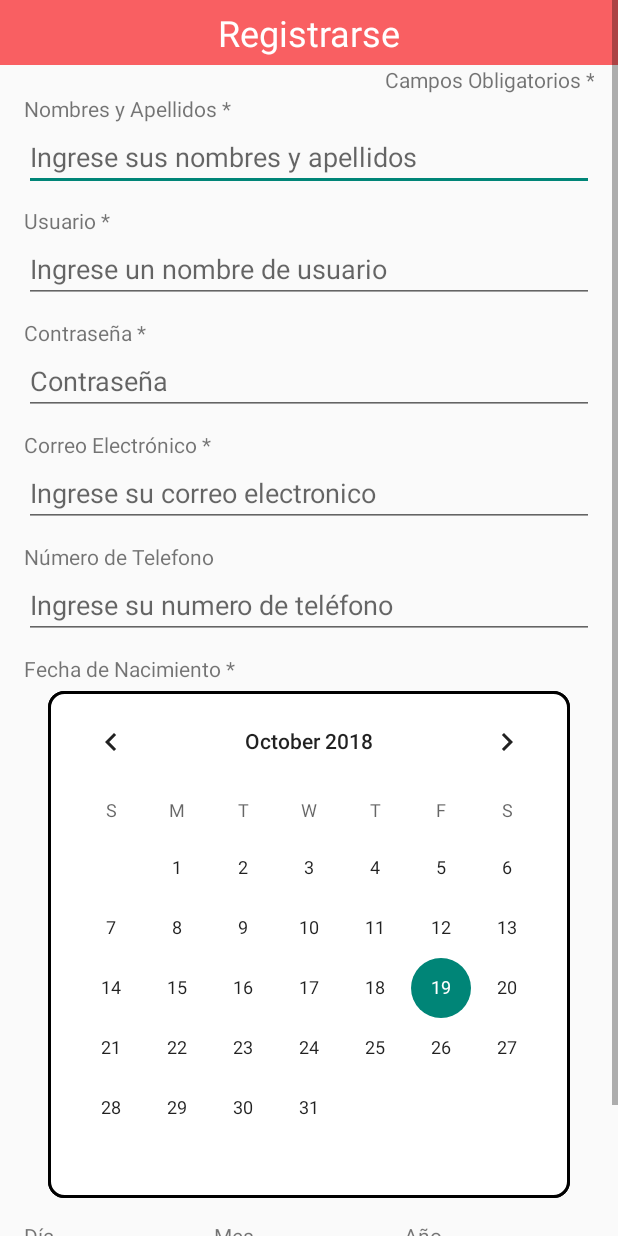
After one commit to Willov1993/AppRadio-Android, an Android app: the RegisterActivity screen opened directly, with no data from a screen before it, on a phone screen of 412 x 824 dp. The commit adds this screen. Run offline under Robolectric (Android 15) with nearby library versions, the light colour scheme and no system bars.

Commit message:
Modificacion de registro

```diff
--- a/app/src/main/java/com/innovasystem/appradio/Activities/LoginActivity.java
+++ b/app/src/main/java/com/innovasystem/appradio/Activities/LoginActivity.java
@@ -93,12 +93,14 @@ public class LoginActivity extends AppCompatActivity {
         System.out.println("Token encriptado:"+tokenEncrypted);
         if(!tokenEncrypted.equals("default")){
             token = Utils.decrypt(tokenEncrypted);
+            Toast.makeText(this,
+                    token, Toast.LENGTH_LONG).show();
+            entrarHome();
         }else{
             token="";
         }
 
-        Toast.makeText(this,
-                token, Toast.LENGTH_LONG).show();
+
         //Valida si ya tiene token de fb
         /*
         if(AccessToken.getCurrentAccessToken() != null){
@@ -149,7 +151,16 @@ public class LoginActivity extends AppCompatActivity {
             }
         });
 
+        Button btn_register = (Button) findViewById(R.id.btn_register);
 
+
+        btn_register.setOnClickListener(new OnClickListener() {
+            @Override
+            public void onClick(View view) {
+                Intent i = new Intent(LoginActivity.this,RegisterActivity.class);
+                startActivity(i);
+            }
+        });
 
 
 
@@ -273,6 +284,8 @@ public class LoginActivity extends AppCompatActivity {
         if (Build.VERSION.SDK_INT >= Build.VERSION_CODES.HONEYCOMB_MR2) {
             int shortAnimTime = getResources().getInteger(android.R.integer.config_shortAnimTime);
             mLoadingView.setVisibility(show ? View.VISIBLE : View.GONE);
+
+
             mLoginFormView.setVisibility(show ? View.GONE : View.VISIBLE);
             mLoginFormView.animate().setDuration(shortAnimTime).alpha(
                     show ? 0 : 1).setListener(new AnimatorListenerAdapter() {
@@ -385,4 +398,9 @@ public class LoginActivity extends AppCompatActivity {
             e.printStackTrace();
         }
     }
+    public void entrarHome(){
+        Intent i = new Intent(LoginActivity.this,HomeActivity.class);
+        startActivity(i);
+        finish();
+    }
 }
--- /dev/null
+++ b/app/src/main/java/com/innovasystem/appradio/Activities/RegisterActivity.java
@@ -0,0 +1,15 @@
+package com.innovasystem.appradio.Activities;
+
+import android.support.v7.app.AppCompatActivity;
+import android.os.Bundle;
+
+import com.innovasystem.appradio.R;
+
+public class RegisterActivity extends AppCompatActivity {
+
+    @Override
+    protected void onCreate(Bundle savedInstanceState) {
+        super.onCreate(savedInstanceState);
+        setContentView(R.layout.activity_register);
+    }
+}
--- /dev/null
+++ b/app/src/main/res/drawable/bg_calendar.xml
@@ -0,0 +1,17 @@
+<?xml version="1.0" encoding="utf-8"?>
+<shape xmlns:android="http://schemas.android.com/apk/res/android">
+
+
+    <corners
+        android:radius="10dp"
+    />
+    <solid
+        android:color="#FFFFFF"
+
+        />
+
+    <stroke
+        android:color="#000000"
+        android:width="2dp"
+        />
+</shape>
--- a/app/src/main/res/layout/activity_login.xml
+++ b/app/src/main/res/layout/activity_login.xml
@@ -8,7 +8,6 @@
     android:orientation="vertical"
     android:paddingBottom="@dimen/activity_vertical_margin"
     android:paddingLeft="@dimen/activity_horizontal_margin"
-    android:paddingRight="@dimen/activity_horizontal_margin"
     android:paddingTop="@dimen/activity_vertical_margin"
     tools:context=".Activities.LoginActivity">
 
@@ -52,7 +51,8 @@
                 android:id="@+id/email_login_form"
                 android:layout_width="match_parent"
                 android:layout_height="wrap_content"
-                android:orientation="vertical">
+                android:orientation="vertical"
+                android:paddingRight="@dimen/activity_horizontal_margin">
 
                 <ImageView
                     android:id="@+id/imageViewPortada"
@@ -140,13 +140,28 @@
                     android:text="@string/text_log_Google"
                     android:textColor="@android:color/background_light" />
 
-                <TextView
-                    android:id="@+id/textView2"
+                <LinearLayout
                     android:layout_width="match_parent"
-                    android:layout_height="wrap_content"
-                    android:layout_marginTop="10dp"
-                    android:gravity="center"
-                    android:text="@string/text_register" />
+                    android:layout_height="match_parent"
+                    android:layout_weight="1"
+                    android:orientation="horizontal">
+
+                    <Button
+                        android:id="@+id/button3"
+                        android:layout_width="wrap_content"
+                        android:layout_height="wrap_content"
+                        android:layout_weight="1"
+                        android:background="@null"
+                        android:text="@string/text_register" />
+
+                    <Button
+                        android:id="@+id/btn_register"
+                        android:layout_width="wrap_content"
+                        android:layout_height="wrap_content"
+                        android:layout_weight="1"
+                        android:background="@null"
+                        android:text="@string/text_register_here" />
+                </LinearLayout>
 
             </LinearLayout>
         </ScrollView>
--- /dev/null
+++ b/app/src/main/res/layout/activity_register.xml
@@ -0,0 +1,231 @@
+<?xml version="1.0" encoding="utf-8"?>
+<RelativeLayout xmlns:android="http://schemas.android.com/apk/res/android"
+    xmlns:app="http://schemas.android.com/apk/res-auto"
+    xmlns:tools="http://schemas.android.com/tools"
+    android:layout_width="match_parent"
+    android:layout_height="match_parent"
+    tools:context=".Activities.RegisterActivity">
+
+    <ScrollView
+        android:layout_width="match_parent"
+        android:layout_height="match_parent">
+
+        <LinearLayout
+            android:layout_width="match_parent"
+            android:layout_height="wrap_content"
+            android:layout_marginLeft="0dp"
+            android:layout_marginRight="0dp"
+            android:orientation="vertical">
+
+            <TextView
+                android:id="@+id/textView2"
+                android:layout_width="match_parent"
+                android:layout_height="wrap_content"
+                android:background="@color/appColorTheme"
+                android:gravity="center"
+                android:padding="5dp"
+                android:text="@string/title_activity_register"
+                android:textColor="@android:color/background_light"
+                android:textSize="24sp" />
+
+            <TextView
+                android:id="@+id/textView4"
+                android:layout_width="match_parent"
+                android:layout_height="wrap_content"
+                android:layout_marginLeft="16dp"
+                android:layout_marginRight="16dp"
+                android:gravity="end"
+                android:text="@string/text_obligatory_fields" />
+
+            <TextView
+                android:id="@+id/textView5"
+                android:layout_width="match_parent"
+                android:layout_height="wrap_content"
+                android:layout_marginLeft="16dp"
+                android:layout_marginRight="16dp"
+                android:text="@string/text_names_lastname" />
+
+            <EditText
+                android:id="@+id/editText_name"
+                android:layout_width="match_parent"
+                android:layout_height="wrap_content"
+                android:layout_marginLeft="16dp"
+                android:layout_marginRight="16dp"
+                android:ems="10"
+                android:hint="@string/hint_names_lastnames"
+                android:inputType="textPersonName" />
+
+            <TextView
+                android:id="@+id/textView6"
+                android:layout_width="match_parent"
+                android:layout_height="wrap_content"
+                android:layout_marginLeft="16dp"
+                android:layout_marginRight="16dp"
+                android:layout_marginTop="10dp"
+                android:text="@string/text_user" />
+
+            <EditText
+                android:id="@+id/editText_username"
+                android:layout_width="match_parent"
+                android:layout_height="wrap_content"
+                android:layout_marginLeft="16dp"
+                android:layout_marginRight="16dp"
+                android:ems="10"
+                android:hint="@string/hint_user"
+                android:inputType="textPersonName" />
+
+            <TextView
+                android:id="@+id/textView13"
+                android:layout_width="match_parent"
+                android:layout_height="wrap_content"
+                android:layout_marginLeft="16dp"
+                android:layout_marginRight="16dp"
+                android:layout_marginTop="10dp"
+                android:text="@string/text_password" />
+
+            <EditText
+                android:id="@+id/editText_password"
+                android:layout_width="match_parent"
+                android:layout_height="wrap_content"
+                android:layout_marginLeft="16dp"
+                android:layout_marginRight="16dp"
+                android:ems="10"
+                android:hint="@string/hint_password"
+                android:inputType="textPassword" />
+
+            <TextView
+                android:id="@+id/textView7"
+                android:layout_width="match_parent"
+                android:layout_height="wrap_content"
+                android:layout_marginLeft="16dp"
+                android:layout_marginRight="16dp"
+                android:layout_marginTop="10dp"
+                android:text="@string/text_mail" />
+
+            <EditText
+                android:id="@+id/editText_mail"
+                android:layout_width="match_parent"
+                android:layout_height="wrap_content"
+                android:layout_marginLeft="16dp"
+                android:layout_marginRight="16dp"
+                android:ems="10"
+                android:hint="@string/hint_mail"
+                android:inputType="textEmailAddress" />
+
+            <TextView
+                android:id="@+id/textView8"
+                android:layout_width="match_parent"
+                android:layout_height="wrap_content"
+                android:layout_marginLeft="16dp"
+                android:layout_marginRight="16dp"
+                android:layout_marginTop="10dp"
+                android:text="@string/text_number" />
+
+            <EditText
+                android:id="@+id/editText_phone"
+                android:layout_width="match_parent"
+                android:layout_height="wrap_content"
+                android:layout_marginLeft="16dp"
+                android:layout_marginRight="16dp"
+                android:ems="10"
+                android:hint="@string/hint_phone_number"
+                android:inputType="phone" />
+
+            <TextView
+                android:id="@+id/textView9"
+                android:layout_width="match_parent"
+                android:layout_height="wrap_content"
+                android:layout_marginLeft="16dp"
+                android:layout_marginRight="16dp"
+                android:layout_marginTop="10dp"
+                android:text="@string/text_birthday" />
+
+            <CalendarView
+                android:id="@+id/calendarView"
+                android:layout_width="wrap_content"
+                android:layout_height="wrap_content"
+                android:layout_gravity="center"
+                android:layout_margin="5dp"
+                android:background="@drawable/bg_calendar" />
+
+            <LinearLayout
+                android:layout_width="match_parent"
+                android:layout_height="wrap_content"
+                android:layout_marginLeft="16dp"
+                android:layout_marginRight="16dp"
+                android:layout_marginTop="10dp"
+                android:orientation="horizontal">
+
+                <LinearLayout
+                    android:layout_width="match_parent"
+                    android:layout_height="match_parent"
+                    android:layout_weight="1"
+                    android:orientation="vertical">
+
+                    <TextView
+                        android:id="@+id/textView10"
+                        android:layout_width="match_parent"
+                        android:layout_height="wrap_content"
+                        android:text="@string/text_day" />
+
+                    <Spinner
+                        android:id="@+id/spinner_day"
+                        android:layout_width="match_parent"
+                        android:layout_height="wrap_content"
+                        android:entries="@array/array_days" />
+                </LinearLayout>
+
+                <LinearLayout
+                    android:layout_width="match_parent"
+                    android:layout_height="match_parent"
+                    android:layout_weight="1"
+                    android:orientation="vertical">
+
+                    <TextView
+                        android:id="@+id/textView11"
+                        android:layout_width="match_parent"
+                        android:layout_height="wrap_content"
+                        android:text="@string/text_month" />
+
+                    <Spinner
+                        android:id="@+id/spinner_month"
+                        android:layout_width="match_parent"
+                        android:layout_height="wrap_content"
+                        android:entries="@array/array_months" />
+                </LinearLayout>
+
+                <LinearLayout
+                    android:layout_width="match_parent"
+                    android:layout_height="match_parent"
+                    android:layout_weight="1"
+                    android:orientation="vertical">
+
+                    <TextView
+                        android:id="@+id/textView12"
+                        android:layout_width="match_parent"
+                        android:layout_height="wrap_content"
+                        android:text="@string/text_year" />
+
+                    <Spinner
+                        android:id="@+id/spinner_year"
+                        android:layout_width="match_parent"
+                        android:layout_height="wrap_content"
+                        android:entries="@array/array_years" />
+                </LinearLayout>
+            </LinearLayout>
+
+            <Button
+                android:id="@+id/btn_registrarse"
+                android:layout_width="match_parent"
+                android:layout_height="wrap_content"
+                android:layout_marginLeft="16dp"
+                android:layout_marginRight="16dp"
+                android:layout_marginTop="16dp"
+                android:background="@color/appColorTheme"
+                android:text="@string/text_register_btn"
+                android:textColor="@android:color/background_light" />
+
+        </LinearLayout>
+    </ScrollView>
+
+</RelativeLayout>
--- a/app/src/main/res/values/strings.xml
+++ b/app/src/main/res/values/strings.xml
@@ -15,6 +15,7 @@
     </string>
 
     <string name="title_activity_home">HomeActivity</string>
+    <string name="title_activity_register">Registrarse</string>
 
     <!--STRINGS PARA LOS LABELS DEL NAVEGATION MENU -->
     <string name="title_home">Inicio</string>
@@ -37,7 +38,8 @@
     <string name="text_log_fb">INICIA CON FACEBOOK</string>
     <string name="text_log_tw">INICIA CON TWITTER</string>
     <string name="text_log_Google">INICIA CON GOOGLE</string>
-    <string name="text_register">No tienes cuenta? Regístrate Aquí</string>
+    <string name="text_register">No tienes cuenta?</string>
+    <string name="text_register_here"><u>Registrate aqui</u></string>
     <string name="hint_username">Usuario</string>
     <string name="hint_password">Contraseña</string>
     <string name="text_loading">Cargando....</string>
@@ -45,4 +47,137 @@
     <!--STRING PARA API DE LOGIN DE FB-->
     <string name="facebook_app_id">766740600384378</string>
     <string name="fb_login_protocol_scheme">fb766740600384378</string>
+
+
+    <!--STRING PARA VENTANA DE REGISTRO-->
+    <string name="text_obligatory_fields">Campos Obligatorios *</string>
+    <string name="text_names_lastname">Nombres y Apellidos *</string>
+    <string name="text_user">Usuario *</string>
+    <string name="text_password">Contraseña *</string>
+    <string name="text_mail">Correo Electrónico *</string>
+    <string name="text_number">Número de Telefono</string>
+    <string name="text_birthday">Fecha de Nacimiento *</string>
+    <string name="text_register_btn">Regístrarse</string>
+    <string name="text_day">Día</string>
+    <string name="text_month">Mes</string>
+    <string name="text_year">Año</string>
+
+
+    <string name="hint_names_lastnames">Ingrese sus nombres y apellidos</string>
+    <string name="hint_user">Ingrese un nombre de usuario</string>
+    <string name="hint_mail">Ingrese su correo electronico</string>
+    <string name="hint_password_register">Contraseña</string>
+    <string name="hint_phone_number">Ingrese su numero de teléfono</string>
+
+
+    <string-array name="array_days">
+        <item>1</item>
+        <item>2</item>
+        <item>3</item>
+        <item>4</item>
+        <item>5</item>
+        <item>6</item>
+        <item>7</item>
+        <item>8</item>
+        <item>9</item>
+        <item>10</item>
+        <item>11</item>
+        <item>12</item>
+        <item>13</item>
+        <item>14</item>
+        <item>15</item>
+        <item>16</item>
+        <item>17</item>
+        <item>18</item>
+        <item>19</item>
+        <item>20</item>
+        <item>21</item>
+        <item>22</item>
+        <item>23</item>
+        <item>24</item>
+        <item>25</item>
+        <item>26</item>
+        <item>27</item>
+        <item>28</item>
+        <item>29</item>
+        <item>30</item>
+        <item>31</item>
+    </string-array>
+    <string-array name="array_months">
+        <item>1</item>
+        <item>2</item>
+        <item>3</item>
+        <item>4</item>
+        <item>5</item>
+        <item>6</item>
+        <item>7</item>
+        <item>8</item>
+        <item>9</item>
+        <item>10</item>
+        <item>11</item>
+        <item>12</item>
+    </string-array>
+    <string-array name="array_years">
+        <item>1960</item>
+        <item>1961</item>
+        <item>1962</item>
+        <item>1963</item>
+        <item>1964</item>
+        <item>1965</item>
+        <item>1966</item>
+        <item>1967</item>
+        <item>1968</item>
+        <item>1969</item>
+        <item>1970</item>
+        <item>1971</item>
+        <item>1972</item>
+        <item>1973</item>
+        <item>1974</item>
+        <item>1975</item>
+        <item>1976</item>
+        <item>1977</item>
+        <item>1978</item>
+        <item>1979</item>
+        <item>1980</item>
+        <item>1981</item>
+        <item>1982</item>
+        <item>1983</item>
+        <item>1984</item>
+        <item>1985</item>
+        <item>1986</item>
+        <item>1987</item>
+        <item>1988</item>
+        <item>1989</item>
+        <item>1990</item>
+        <item>1991</item>
+        <item>1992</item>
+        <item>1993</item>
+        <item>1994</item>
+        <item>1995</item>
+        <item>1996</item>
+        <item>1997</item>
+        <item>1998</item>
+        <item>1999</item>
+        <item>2000</item>
+        <item>2001</item>
+        <item>2002</item>
+        <item>2003</item>
+        <item>2005</item>
+        <item>2006</item>
+        <item>2007</item>
+        <item>2008</item>
+        <item>2009</item>
+        <item>2010</item>
+        <item>2011</item>
+        <item>2012</item>
+        <item>2013</item>
+        <item>2014</item>
+        <item>2015</item>
+        <item>2016</item>
+        <item>2017</item>
+        <item>2018</item>
+    </string-array>
+
+
+
 </resources>
```
Also changed, not shown: app/src/main/AndroidManifest.xml (+15 -26 lines).
